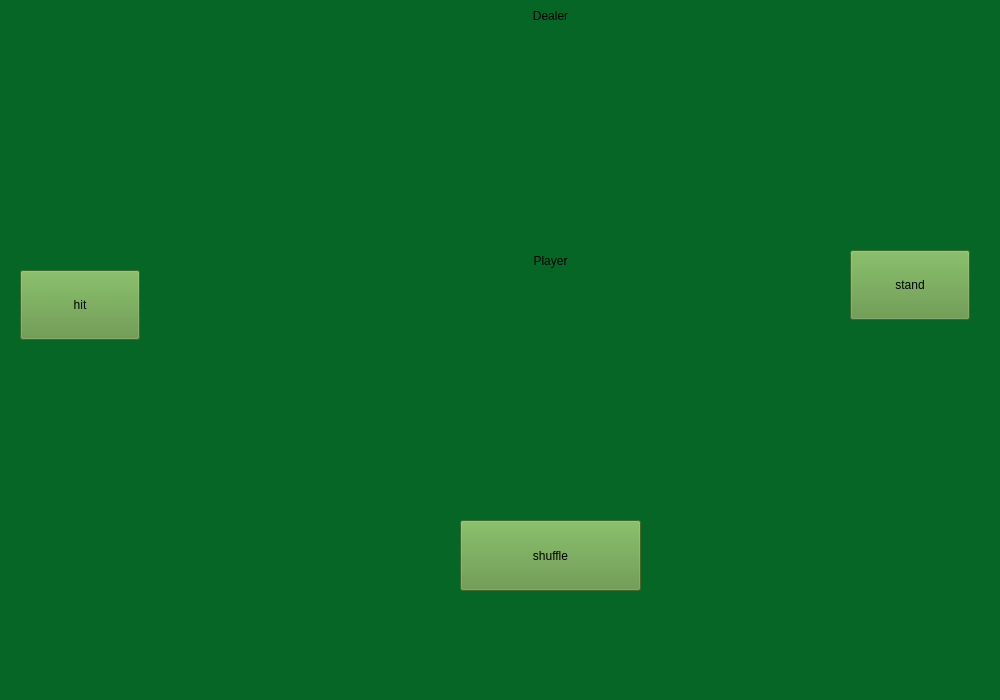
Yaroslav3947/Blackjack, file mainwindow.ui: the form before one commit.
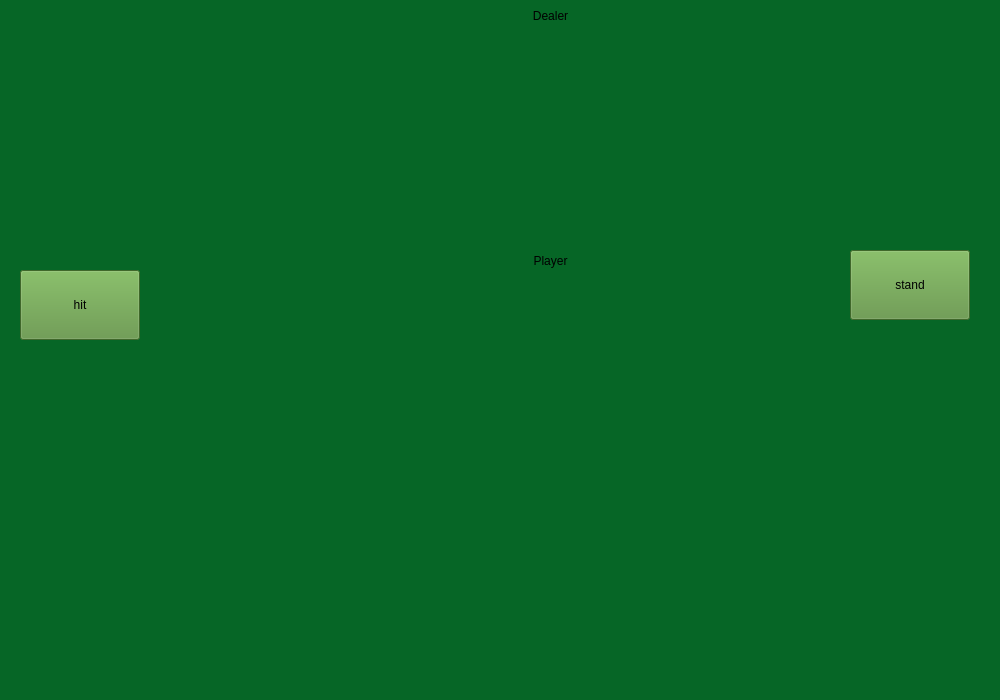
The form after the commit. Icons and pictures are not drawn.

Commit message: implement stand button and determineWinner function

The edit to the form file:
```diff
--- a/mainwindow.ui
+++ b/mainwindow.ui
@@ -52,7 +52,7 @@
    <widget class="QLabel" name="dealerCard2">
     <property name="geometry">
      <rect>
-      <x>350</x>
+      <x>220</x>
       <y>40</y>
       <width>131</width>
       <height>201</height>
@@ -125,22 +125,6 @@
      <bool>true</bool>
     </property>
    </widget>
-   <widget class="QPushButton" name="shuffleButton">
-    <property name="geometry">
-     <rect>
-      <x>460</x>
-      <y>520</y>
-      <width>181</width>
-      <height>71</height>
-     </rect>
-    </property>
-    <property name="styleSheet">
-     <string notr="true">background-color: rgb(90, 145, 60)</string>
-    </property>
-    <property name="text">
-     <string>shuffle</string>
-    </property>
-   </widget>
    <widget class="QLabel" name="label">
     <property name="geometry">
      <rect>
@@ -185,7 +169,7 @@
     </property>
     <property name="geometry">
      <rect>
-      <x>500</x>
+      <x>250</x>
       <y>40</y>
       <width>131</width>
       <height>201</height>
@@ -207,7 +191,7 @@
     </property>
     <property name="geometry">
      <rect>
-      <x>670</x>
+      <x>270</x>
       <y>40</y>
       <width>131</width>
       <height>201</height>
@@ -299,6 +283,37 @@
      <string/>
     </property>
    </widget>
+   <widget class="QLabel" name="messageLabel">
+    <property name="geometry">
+     <rect>
+      <x>340</x>
+      <y>520</y>
+      <width>401</width>
+      <height>51</height>
+     </rect>
+    </property>
+    <property name="styleSheet">
+     <string notr="true">font: 22pt &quot;Showcard Gothic&quot;;</string>
+    </property>
+    <property name="text">
+     <string/>
+    </property>
+   </widget>
+   <zorder>dealerCard1</zorder>
+   <zorder>hitButton</zorder>
+   <zorder>standButton</zorder>
+   <zorder>dealerCard2</zorder>
+   <zorder>playerCard1</zorder>
+   <zorder>playerCard2</zorder>
+   <zorder>label</zorder>
+   <zorder>label_2</zorder>
+   <zorder>dealerCard3</zorder>
+   <zorder>dealerCard4</zorder>
+   <zorder>playerCard3</zorder>
+   <zorder>playerCard4</zorder>
+   <zorder>dealerSumLabel</zorder>
+   <zorder>playerSumLabel</zorder>
+   <zorder>messageLabel</zorder>
   </widget>
   <widget class="QMenuBar" name="menubar">
    <property name="geometry">
```
The commit also changes 4 other files.
